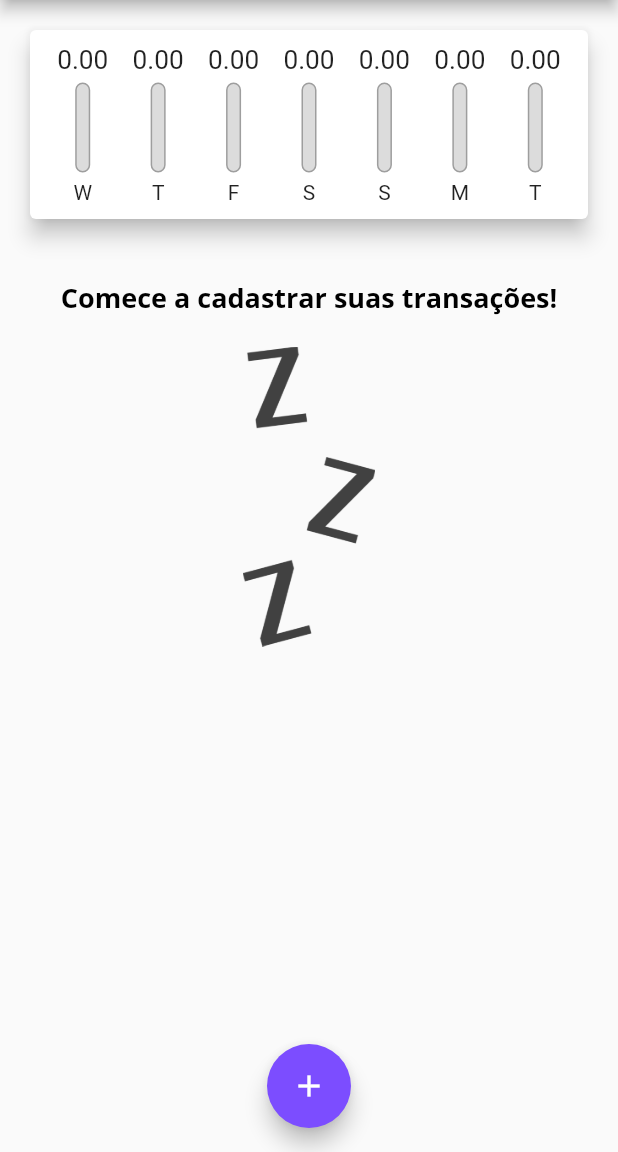
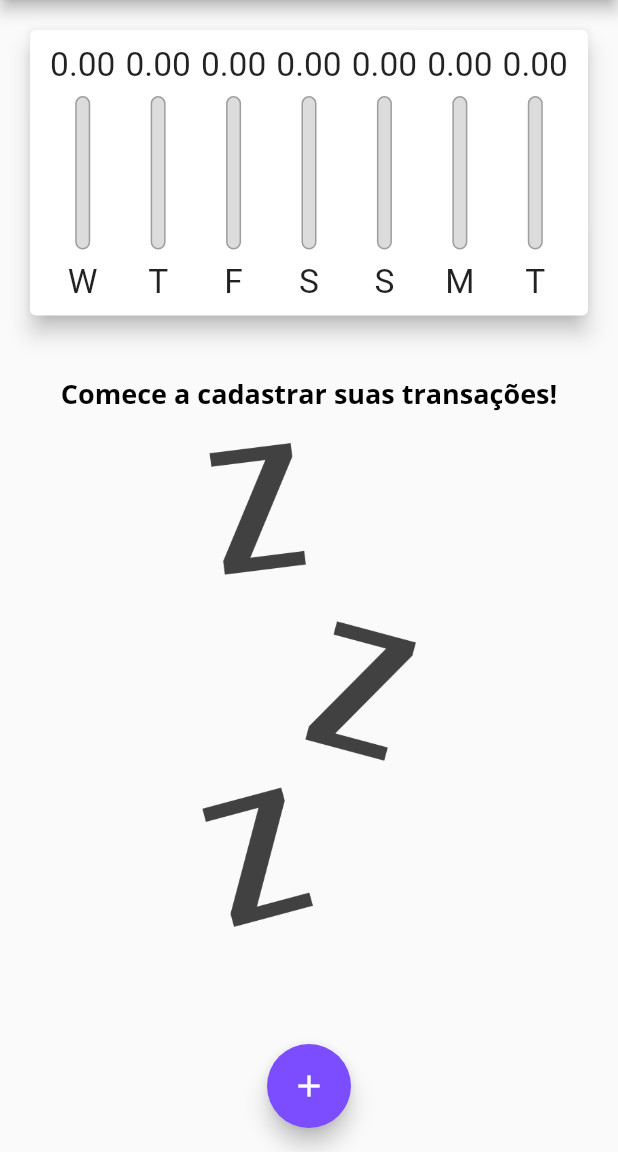
Before and after one commit to joaoffnogueira/purple_expenses, a Flutter app: the screen it shows after launch, on a phone screen of 412 x 824 dp, the part 84-1236 px from its top. Run offline on Flutter 3.47's test engine with Material 2 defaults, Android fonts, the phone set to English and light mode, and no system bars.

Commit message:
Add responsivity

```diff
--- a/lib/components/chart_bar.dart
+++ b/lib/components/chart_bar.dart
@@ -14,12 +14,14 @@
 
   @override
   Widget build(BuildContext context) {
+    return LayoutBuilder(builder: (ctx, constraints) {
       return Column(children: <Widget>[
         Container(
-          height: 20, child: FittedBox(child: Text(value.toStringAsFixed(2)))),
-      SizedBox(height: 5),
+            height: constraints.maxHeight * 0.15,
+            child: FittedBox(child: Text(value.toStringAsFixed(2)))),
+        SizedBox(height: constraints.maxHeight * 0.05),
         Container(
-        height: 60,
+          height: constraints.maxHeight * 0.6,
           width: 10,
           child: Stack(
             alignment: Alignment.bottomCenter,
@@ -43,8 +45,11 @@
             ],
           ),
         ),
-      SizedBox(height: 5),
-      Text(label),
+        SizedBox(height: constraints.maxHeight * 0.05),
+        Container(
+            height: constraints.maxHeight * 0.15,
+            child: FittedBox(child: Text(label))),
       ]);
+    });
   }
 }
--- a/lib/components/transaction_form.dart
+++ b/lib/components/transaction_form.dart
@@ -40,10 +40,16 @@
 
   @override
   Widget build(BuildContext context) {
-    return Card(
+    return SingleChildScrollView(
+      child: Card(
           elevation: 5,
           child: Padding(
-          padding: EdgeInsets.all(10),
+            padding: EdgeInsets.only(
+              top: 10,
+              left: 10,
+              right: 10,
+              bottom: 10 + MediaQuery.of(context).viewInsets.bottom,
+            ),
             child: Column(
               children: [
                 TextField(
@@ -57,7 +63,8 @@
                     onChanged: (text) {
                       value = double.tryParse(text) ?? 0.0;
                     },
-                  keyboardType: TextInputType.numberWithOptions(decimal: true),
+                    keyboardType:
+                        TextInputType.numberWithOptions(decimal: true),
                     onSubmitted: (_) => _submitForm(),
                     decoration: InputDecoration(labelText: 'Valor')),
                 Container(
@@ -72,7 +79,8 @@
                           onPressed: _showDatePicker,
                           child: Text('Selecione uma data',
                               style: TextStyle(
-                                color: Theme.of(context).colorScheme.primary)))
+                                  color:
+                                      Theme.of(context).colorScheme.primary)))
                     ],
                   ),
                 ),
@@ -80,6 +88,7 @@
                     onPressed: _submitForm, child: Text('Nova transação'))
               ],
             ),
-        ));
+          )),
+    );
   }
 }
--- a/lib/components/transaction_list.dart
+++ b/lib/components/transaction_list.dart
@@ -11,10 +11,9 @@
 
   @override
   Widget build(BuildContext context) {
-    return Container(
-      height: 450,
-      child: transactions.isEmpty
-          ? Column(
+    return transactions.isEmpty
+        ? LayoutBuilder(
+            builder: ((context, constraints) => Column(
                   children: [
                     SizedBox(
                       height: 20,
@@ -27,14 +26,14 @@
                       height: 20,
                     ),
                     Container(
-                  height: 200,
+                      height: constraints.maxHeight * 0.6,
                       child: Image.asset(
                         'assets/images/nolist.png',
                         fit: BoxFit.cover,
                       ),
                     ),
                   ],
-            )
+                )))
         : ListView.builder(
             itemCount: transactions.length,
             itemBuilder: (ctx, index) {
@@ -65,13 +64,18 @@
                   subtitle: Text(
                     DateFormat('d MMM y').format(transaction.date),
                   ),
-                    trailing: IconButton(
+                  trailing: MediaQuery.of(context).size.width > 480
+                      ? TextButton.icon(
+                          onPressed: () => onDelete(transaction.id),
+                          icon: Icon(Icons.delete),
+                          label: Text('Excluir'),
+                        )
+                      : IconButton(
                           icon: Icon(Icons.delete),
                           onPressed: () => onDelete(transaction.id),
                           color: Colors.grey),
                 ),
               );
-              }),
-    );
+            });
   }
 }
--- a/lib/main.dart
+++ b/lib/main.dart
@@ -1,3 +1,4 @@
+import 'dart:io';
 import 'dart:math';
 import 'package:flutter/material.dart';
 import 'package:purple_expenses/components/chart.dart';
@@ -54,6 +55,7 @@
 
 class _MyHomePageState extends State<MyHomePage> {
   final List<Transaction> _transactions = [];
+  bool _showChart = false;
 
   List<Transaction> get _recentTransactions {
     return _transactions.where((tr) {
@@ -89,25 +91,49 @@
 
   @override
   Widget build(BuildContext context) {
-    return Scaffold(
-      appBar: AppBar(
+    final mediaQuery = MediaQuery.of(context);
+    bool isLandscape = mediaQuery.orientation == Orientation.landscape;
+    final appBar = AppBar(
       title: Text(widget.title),
       actions: [
+        if (isLandscape)
+          IconButton(
+              onPressed: () {
+                setState(() {
+                  _showChart = !_showChart;
+                });
+              },
+              icon: Icon(_showChart ? Icons.list : Icons.show_chart)),
         IconButton(
             onPressed: () => _openTransactionFormModal(context),
             icon: Icon(Icons.add)),
       ],
-      ),
+    );
+
+    final availableHeight = mediaQuery.size.height -
+        appBar.preferredSize.height -
+        mediaQuery.padding.top;
+
+    return Scaffold(
+      appBar: appBar,
       body: SingleChildScrollView(
         child: Column(
           crossAxisAlignment: CrossAxisAlignment.stretch,
           children: [
-            Chart(_recentTransactions),
-            TransactionList(_transactions, _deleteTransaction),
+            if (_showChart || !isLandscape)
+              Container(
+                  height: availableHeight * (isLandscape ? 0.8 : 0.3),
+                  child: Chart(_recentTransactions)),
+            if (!_showChart || !isLandscape)
+              Container(
+                  height: availableHeight * (isLandscape ? 1 : 0.7),
+                  child: TransactionList(_transactions, _deleteTransaction)),
           ],
         ),
       ),
-      floatingActionButton: FloatingActionButton(
+      floatingActionButton: Platform.isIOS
+          ? Container()
+          : FloatingActionButton(
               onPressed: () => _openTransactionFormModal(context),
               child: Icon(Icons.add),
             ),
```
Lines whose indentation alone changed are shown as unchanged.
